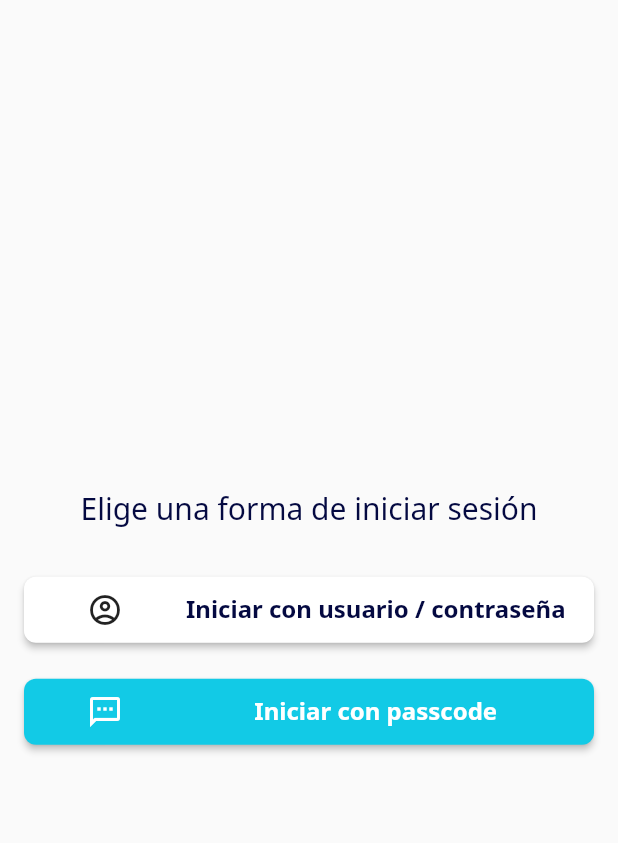
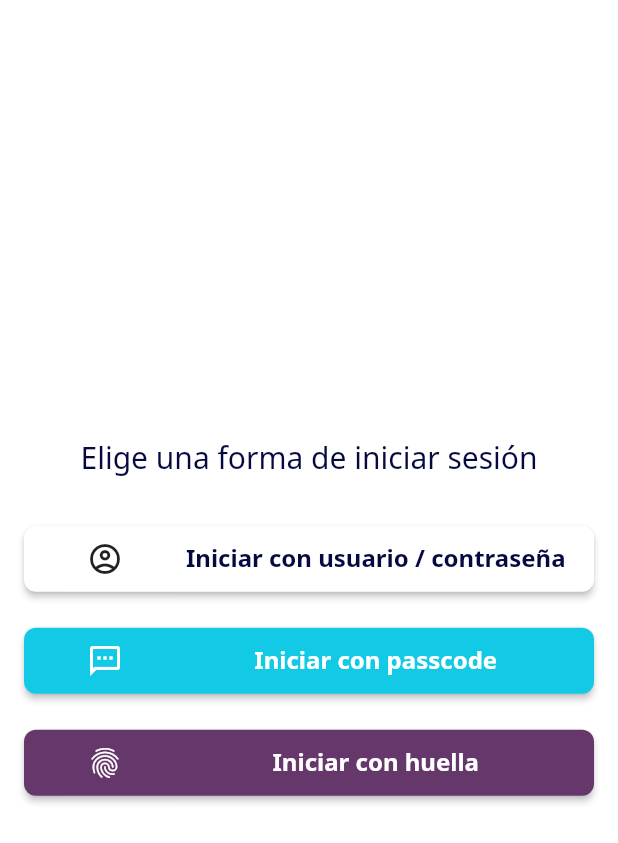
Before and after one commit to FabianVarela/flutter_login_types, a Flutter app: the screen it shows after launch, on a phone screen of 412 x 824 dp. Shown: the top 843 px of the screen. Run offline on Flutter 3.47's test engine with Material 2 defaults, Android fonts, the phone set to English and light mode, and no system bars; our stand-ins replace google_fonts, local_auth, pinput, rxdart.

Commit message:
Add button to redirect login biometric

```diff
--- a/lib/ui/sign_in_options.ui.dart
+++ b/lib/ui/sign_in_options.ui.dart
@@ -6,6 +6,7 @@ class SignInOptionsUI extends StatelessWidget {
   @override
   Widget build(BuildContext context) {
     return Scaffold(
+      backgroundColor: CustomColors.white,
       body: Padding(
         padding: const EdgeInsets.symmetric(horizontal: 16),
         child: Column(
@@ -39,6 +40,16 @@ class SignInOptionsUI extends StatelessWidget {
               foregroundColor: CustomColors.white,
               icon: Icon(Icons.sms_outlined, color: CustomColors.white),
             ),
+            const SizedBox(height: 20),
+            CustomButton(
+              text: 'Iniciar con huella',
+              onPress: () => Navigator.of(context).pushNamed(
+                '/login_biometric',
+              ),
+              backgroundColor: CustomColors.darkPurple,
+              foregroundColor: CustomColors.white,
+              icon: Icon(Icons.fingerprint_outlined, color: CustomColors.white),
+            ),
           ],
         ),
       ),
```
